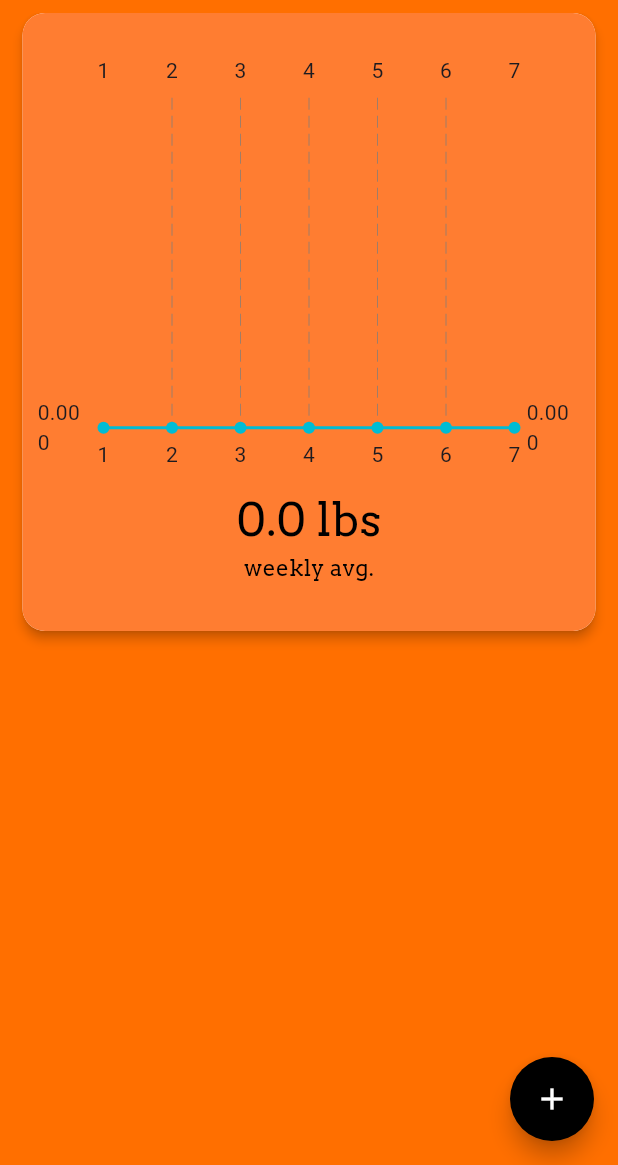
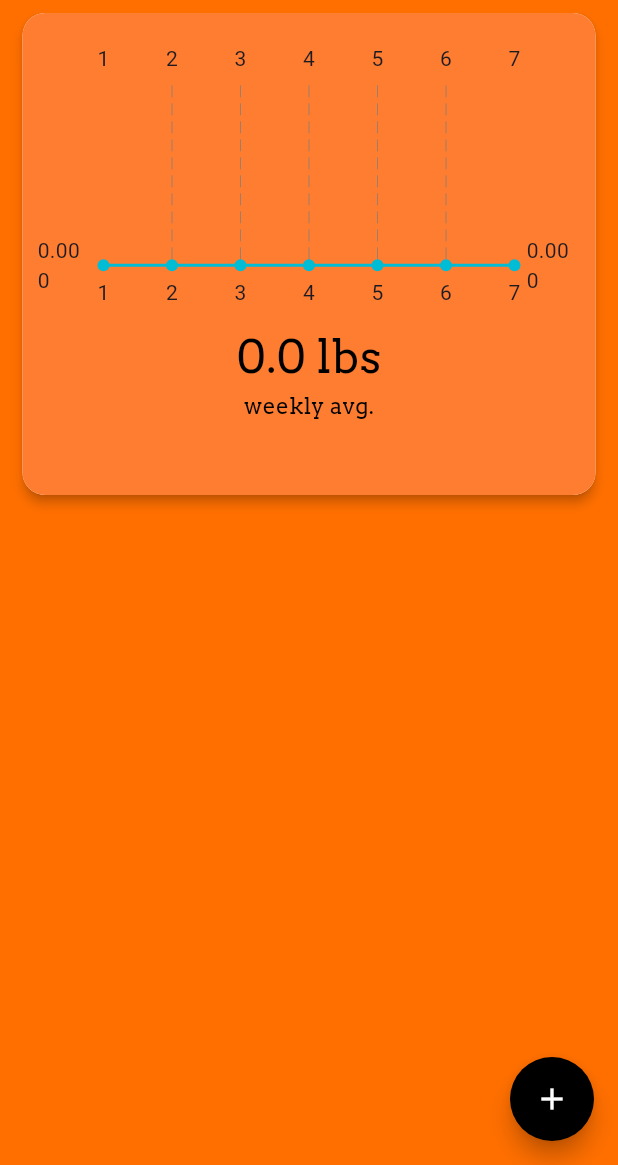
Before and after one commit to rahulg221/cut_calc_, a Flutter app: the screen it shows after launch, on a phone screen of 412 x 824 dp, the part 71-1236 px from its top. Run offline on Flutter 3.47's test engine with Material 2 defaults, Android fonts, the phone set to English and light mode, and no system bars; drawn by our look-alikes of fl_chart; our stand-ins replace sqflite; accounts and stored records are empty.

Commit message:
Add files via upload

```diff
--- a/lib/homepage.dart
+++ b/lib/homepage.dart
@@ -170,7 +170,7 @@
   }
 
   Widget _logView() => Container(
-        height: MediaQuery.of(context).size.height * 0.4,
+        height: MediaQuery.of(context).size.height * 0.5,
         child: ListView.builder(
           itemCount: _logs.length,
           itemBuilder: (context, index) {
@@ -243,7 +243,7 @@
         elevation: 3.0, // Adjust the elevation value as needed
         borderRadius: BorderRadius.circular(15.0),
         child: Container(
-            height: MediaQuery.of(context).size.height * 0.5,
+            height: MediaQuery.of(context).size.height * 0.39,
             width: MediaQuery.of(context).size.width - 30,
             decoration: BoxDecoration(
               color: secondaryColor,
@@ -253,14 +253,14 @@
             child: Center(
                 child: Padding(
               padding: EdgeInsets.only(
-                top: MediaQuery.of(context).size.height * 0.02,
+                top: MediaQuery.of(context).size.height * 0.01,
               ),
               child: Column(
                 children: [
                   Container(
                     padding: const EdgeInsets.all(10),
                     width: double.infinity,
-                    height: 300,
+                    height: 200,
                     child: LineChart(
                       LineChartData(
                           borderData: FlBorderData(show: false),
```
